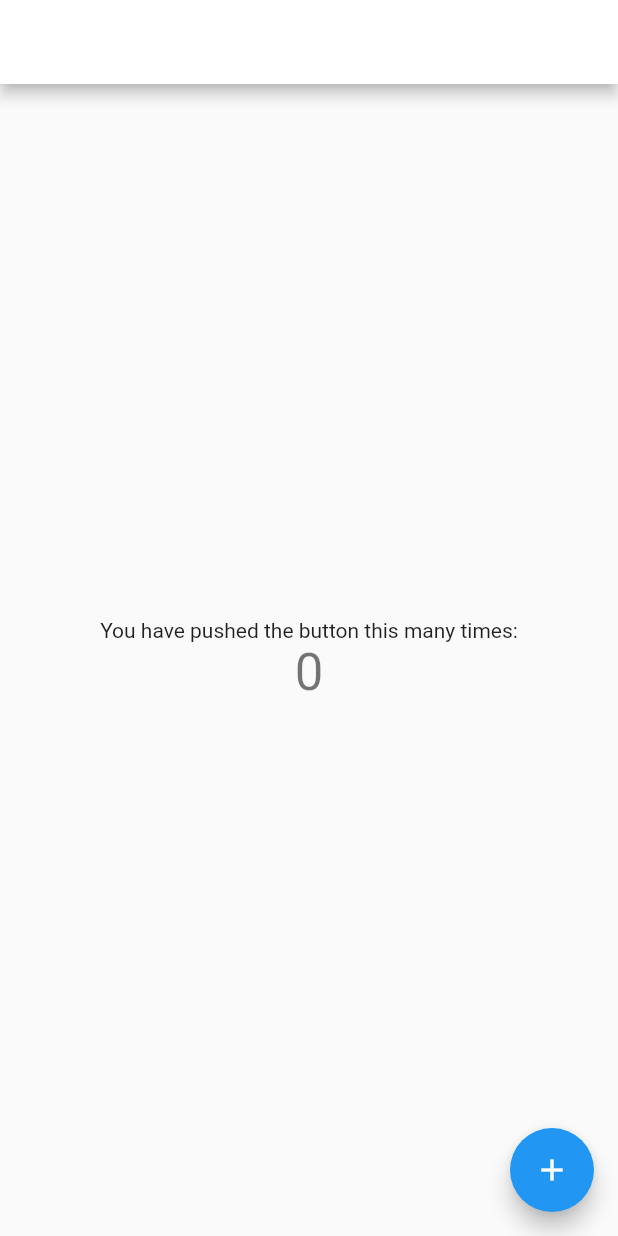
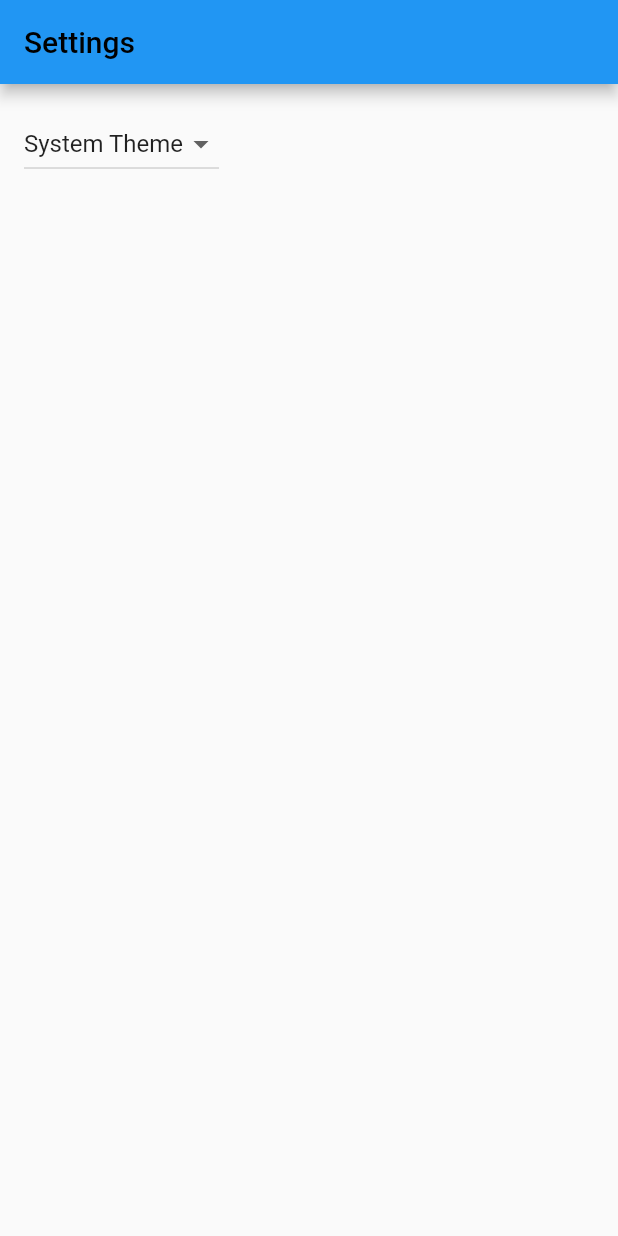
Before and after one commit to 925941723/Flutter, a Flutter app: the screen it shows after launch, on a phone screen of 412 x 824 dp. Run offline on Flutter 3.47's test engine with Material 2 defaults, Android fonts, the phone set to English and light mode, and no system bars.

Commit message:
主题切换改成可用形式

```diff
--- a/flutter_application/lib/page/app.dart
+++ b/flutter_application/lib/page/app.dart
@@ -1,17 +1,25 @@
 import 'package:flutter/material.dart';
 import 'package:flutter_application/page/restore/restore_page.dart';
+import 'package:flutter_application/theme/theme_settings.dart';
+import 'package:flutter_application/theme/themes_controller.dart';
 
 class MyApp extends StatelessWidget {
   const MyApp({
     super.key,
+    required this.themeController,
   });
+
+  final ThemesController themeController;
 
   @override
   Widget build(BuildContext context) {
     // Glue the SettingsController to the MaterialApp.
-    //
     // The AnimatedBuilder Widget listens to the SettingsController for changes.
     // Whenever the user updates their settings, the MaterialApp is rebuilt.
+    // 使用AnimatedBuilder监听themeController改变来实现动态切换主题的效果
+    return AnimatedBuilder(
+        animation: themeController,
+        builder: (BuildContext context, Widget? child) {
       return MaterialApp(
         // Providing a restorationScopeId allows the Navigator built by the
         // MaterialApp to restore the navigation stack when a user leaves and
@@ -23,16 +31,15 @@ class MyApp extends StatelessWidget {
           return MaterialPageRoute<void>(
             settings: routeSettings,
             builder: (BuildContext context) {
-            Widget page = const RestorePage(title: 'Flutter Demo Home Page');
-            // switch (routeSettings.name) {
-            //   case SettingsView.routeName:
-            //     return SettingsView(controller: settingsController);
-            //   case SampleItemDetailsView.routeName:
-            //     return const SampleItemDetailsView();
-            //   case SampleItemListView.routeName:
-            //   default:
-            //     return const SampleItemListView();
-            // }
+              Widget page;
+              switch (routeSettings.name) {
+                case RestorePage.routeName:
+                  page = const RestorePage(title: 'Flutter Demo Home Page');
+                case ThemeSettings.routeName:
+                  page = ThemeSettings(controller: themeController);
+                default:
+                  page = ThemeSettings(controller: themeController);
+              }
               return RootRestorationScope(restorationId: 'root', child: page);
             },
           );
@@ -56,6 +63,11 @@ class MyApp extends StatelessWidget {
   //         colorScheme: ColorScheme.fromSeed(seedColor: Colors.deepPurple),
   //         useMaterial3: true,
   //       ),
+        theme: ThemeData(),
+        darkTheme: ThemeData.dark(),
+        themeMode: themeController.themeMode,
+      );
+        },
     );
   }
 }
--- a/flutter_application/lib/page/restore/restore_page.dart
+++ b/flutter_application/lib/page/restore/restore_page.dart
@@ -3,7 +3,7 @@ import 'package:flutter/material.dart';
 // 可恢复页面
 class RestorePage extends StatefulWidget {
   const RestorePage({super.key, required this.title});
-
+  static const routeName = '/restore_page';
   // This widget is the home page of your application. It is stateful, meaning
   // that it has a State object (defined below) that contains fields that affect
   // how it looks.
--- a/flutter_application/lib/theme/settings_view.dart
+++ b/flutter_application/lib/theme/theme_settings.dart
@@ -6,8 +6,8 @@ import 'themes_controller.dart';
 ///
 /// When a user changes a setting, the SettingsController is updated and
 /// Widgets that listen to the SettingsController are rebuilt.
-class SettingsView extends StatelessWidget {
-  const SettingsView({super.key, required this.controller});
+class ThemeSettings extends StatelessWidget {
+  const ThemeSettings({super.key, required this.controller});
 
   static const routeName = '/settings';
 
```
Also changed, not shown: flutter_application/lib/main.dart (+9 -2 lines), 1 other file. Lines whose indentation alone changed are shown as unchanged.
